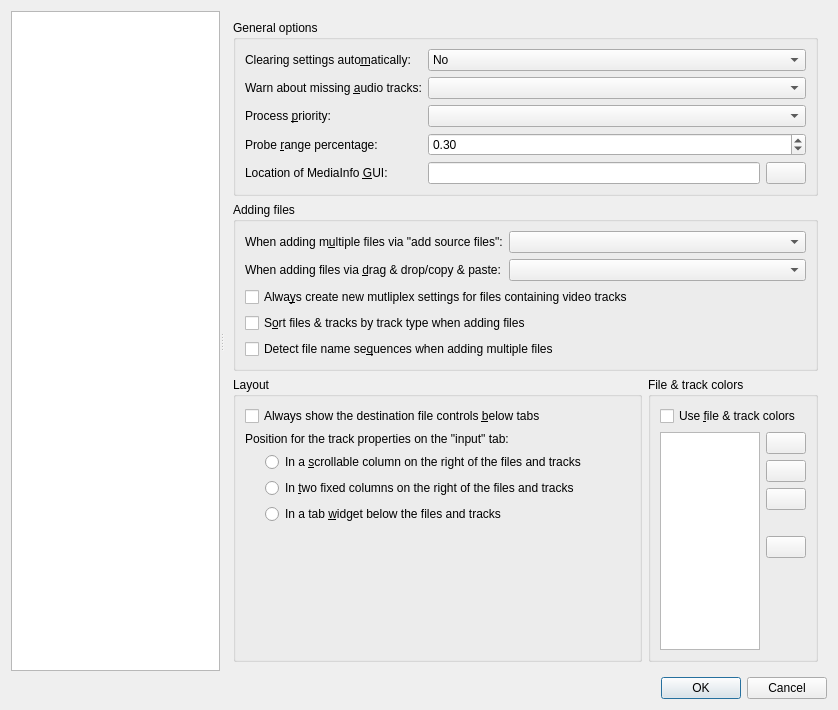
Qt form src/mkvtoolnix-gui/forms/main_window/preferences_dialog.ui (jpsdr/MKVToolnix-Windows-7) before a commit.
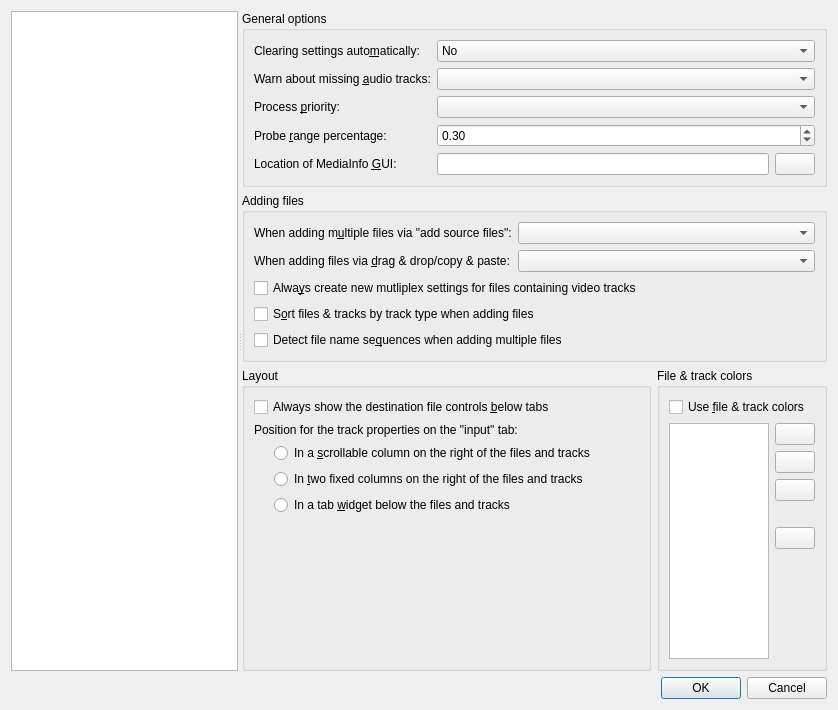
The same form after that commit. The open tabs and pages were chosen to show the change. Icons and pictures are not drawn. Custom widgets are drawn as their Qt base class.

Commit message: GUI: preferences dialog: use no margin for all sub-pages

```diff
--- a/src/mkvtoolnix-gui/forms/main_window/preferences_dialog.ui
+++ b/src/mkvtoolnix-gui/forms/main_window/preferences_dialog.ui
@@ -392,6 +392,18 @@
       </widget>
       <widget class="QWidget" name="pMergeGeneral">
        <layout class="QVBoxLayout" name="verticalLayout_45">
+        <property name="leftMargin">
+         <number>0</number>
+        </property>
+        <property name="topMargin">
+         <number>0</number>
+        </property>
+        <property name="rightMargin">
+         <number>0</number>
+        </property>
+        <property name="bottomMargin">
+         <number>0</number>
+        </property>
         <item>
          <widget class="QGroupBox" name="groupBox_3">
           <property name="title">
@@ -847,9 +859,15 @@
       </widget>
       <widget class="QWidget" name="pMergePredefinedValues">
        <layout class="QVBoxLayout" name="verticalLayout_39">
+        <property name="leftMargin">
+         <number>0</number>
+        </property>
         <property name="topMargin">
          <number>0</number>
         </property>
+        <property name="rightMargin">
+         <number>0</number>
+        </property>
         <property name="bottomMargin">
          <number>0</number>
         </property>
```
